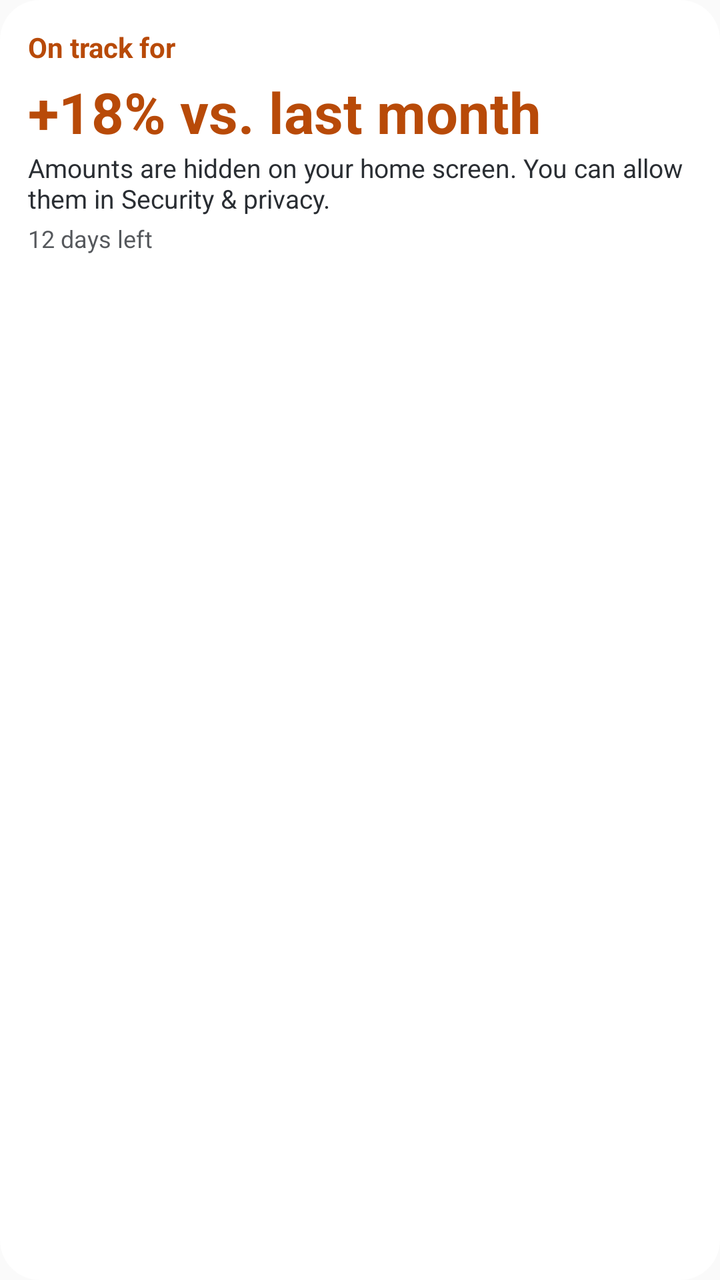
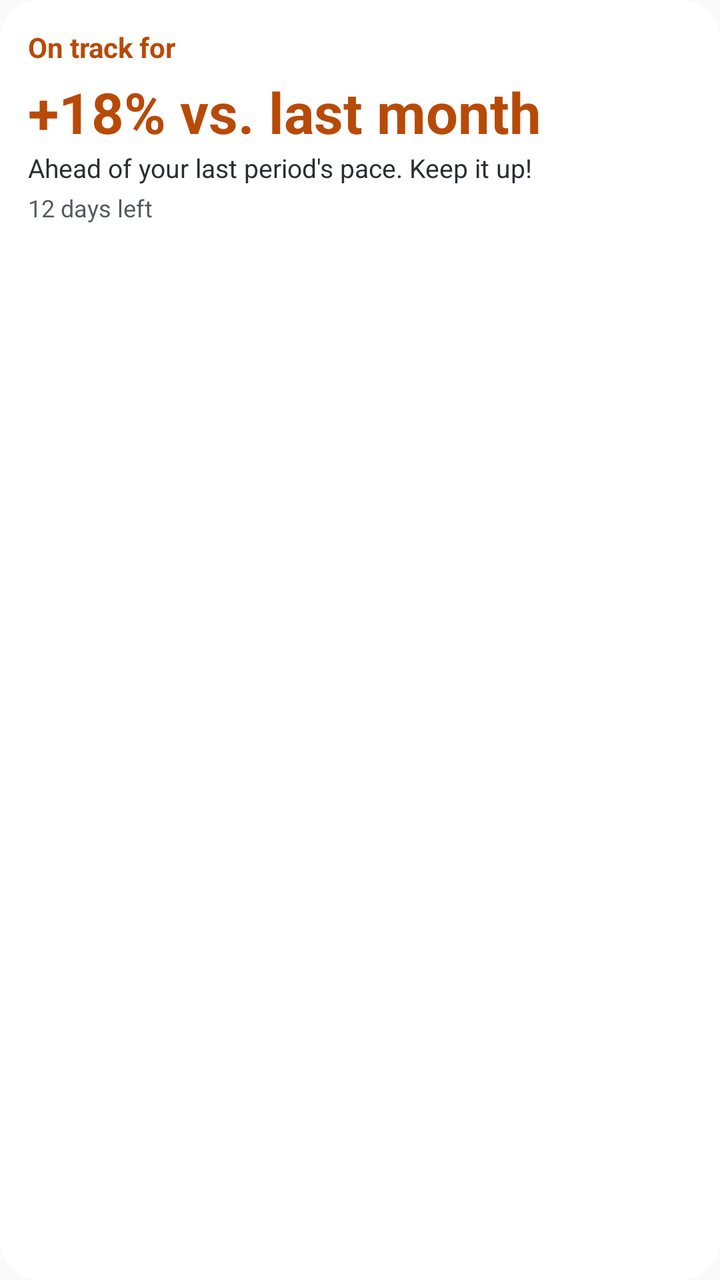

Screens rendered from an Android XML layout before and after an edit, with the pre-edit source and the edit as a unified diff.
<!-- AndroidManifest.xml: application theme Theme.SalesTracker -->
<!-- res/layout/widget_pace_preview.xml -->
<?xml version="1.0" encoding="utf-8"?>
<LinearLayout xmlns:android="http://schemas.android.com/apk/res/android"
    android:id="@+id/widget_root"
    android:layout_width="match_parent"
    android:layout_height="match_parent"
    android:background="@drawable/widget_background"
    android:orientation="vertical"
    android:padding="14dp">
    <TextView
        android:id="@+id/widget_title"
        android:layout_width="match_parent"
        android:layout_height="wrap_content"
        android:ellipsize="end"
        android:maxLines="1"
        android:text="@string/on_track_title"
        android:textColor="@color/widget_accent"
        android:textSize="14sp"
        android:textStyle="bold" />
    <TextView
        android:id="@+id/widget_message"
        android:layout_width="match_parent"
        android:layout_height="wrap_content"
        android:layout_marginTop="6dp"
        android:text=""
        android:textColor="@color/widget_text"
        android:textSize="13sp"
        android:visibility="gone" />
    <LinearLayout
        android:id="@+id/pace_body"
        android:layout_width="match_parent"
        android:layout_height="wrap_content"
        android:layout_marginTop="4dp"
        android:orientation="vertical">
        <TextView
            android:id="@+id/pace_big"
            android:layout_width="match_parent"
            android:layout_height="38dp"
            android:autoSizeMaxTextSize="30sp"
            android:autoSizeMinTextSize="14sp"
            android:autoSizeTextType="uniform"
            android:gravity="center_vertical"
            android:maxLines="1"
            android:text="+18% vs. last month"
            android:textColor="@color/widget_accent"
            android:textStyle="bold" />
        <TextView
            android:id="@+id/pace_line"
            android:layout_width="match_parent"
            android:layout_height="wrap_content"
            android:ellipsize="end"
            android:maxLines="2"
            android:text="@string/widget_pace_hidden"
            android:textColor="@color/widget_text"
            android:textSize="13sp" />
        <TextView
            android:id="@+id/pace_detail"
            android:layout_width="match_parent"
            android:layout_height="wrap_content"
            android:layout_marginTop="3dp"
            android:ellipsize="end"
            android:maxLines="2"
            android:text="12 days left"
            android:textColor="@color/widget_text"
            android:alpha="0.8"
            android:textSize="12sp" />
    </LinearLayout>
</LinearLayout>
<!-- resources referenced by this layout -->
<resources>
  <color name="widget_accent">#FFB84A08</color>
  <color name="widget_text">#FF2A2E33</color>
  <!-- drawable widget_background (drawable) -->
  <?xml version="1.0" encoding="utf-8"?>
  <shape xmlns:android="http://schemas.android.com/apk/res/android" android:shape="rectangle">
      <solid android:color="@color/widget_bg" />
      <corners android:radius="20dp" />
  </shape>
  <string name="on_track_title">On track for</string>
  <string name="widget_pace_hidden">Amounts are hidden on your home screen. You can allow them in Security &amp; privacy.</string>
  <style name="Theme.SalesTracker" parent="Theme.AppCompat.DayNight.NoActionBar" />
  <color name="widget_bg">#F2FFFFFF</color>
</resources>

<!-- the commit's change to res/layout/widget_pace_preview.xml (unified diff, before → after) -->
@@ -49,7 +49,7 @@
             android:layout_height="wrap_content"
             android:ellipsize="end"
             android:maxLines="2"
-            android:text="@string/widget_pace_hidden"
+            android:text="@string/widget_pace_ahead"
             android:textColor="@color/widget_text"
             android:textSize="13sp" />
         <TextView
<!-- resource entries referenced after the edit -->
@@ -9,7 +9,7 @@
       <corners android:radius="20dp" />
   </shape>
   <string name="on_track_title">On track for</string>
-  <string name="widget_pace_hidden">Amounts are hidden on your home screen. You can allow them in Security &amp; privacy.</string>
+  <string name="widget_pace_ahead">Ahead of your last period\'s pace. Keep it up!</string>
   <style name="Theme.SalesTracker" parent="Theme.AppCompat.DayNight.NoActionBar" />
   <color name="widget_bg">#F2FFFFFF</color>
 </resources>
